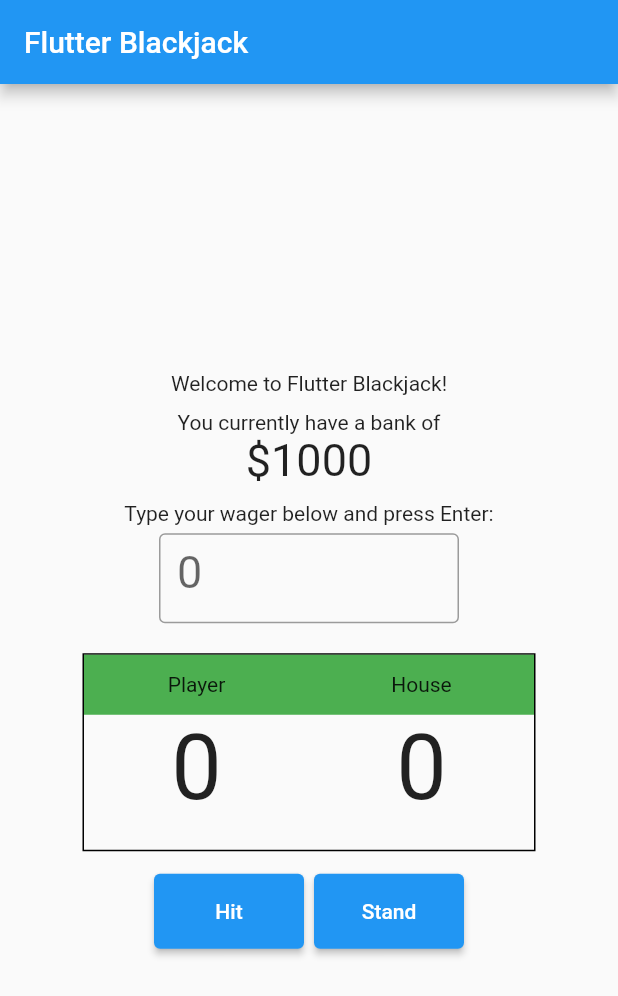
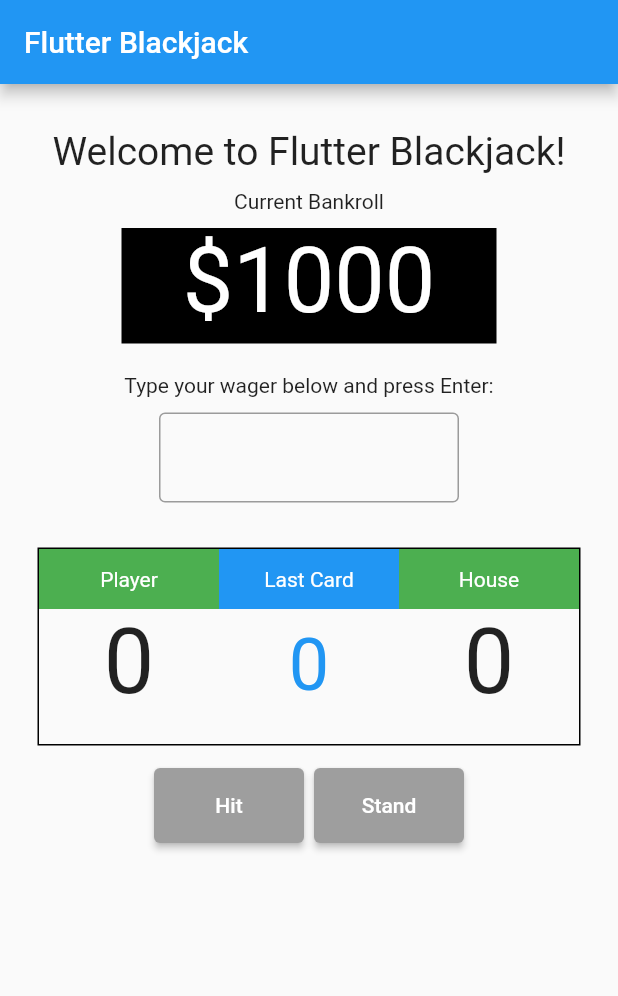
Before and after one commit to ctmobiledev/Flutter-Blackjack, a Flutter app: the screen it shows after launch, on a phone screen of 412 x 824 dp. Shown: the top 996 px of the screen. Run offline on Flutter 3.47's test engine with Material 2 defaults, Android fonts, the light colour scheme and no system bars.

Commit message:
More Complete Game Now - Hit, Stand, More Formatting Done

```diff
--- a/blackjack_flutter/lib/main.dart
+++ b/blackjack_flutter/lib/main.dart
@@ -1,6 +1,7 @@
 // ignore_for_file: prefer_const_constructors, avoid_print, prefer_interpolation_to_compose_strings
 
 import 'dart:math';
+import 'dart:async'; // for timer functions, Credit: https://stackoverflow.com/questions/14946012/how-do-i-run-a-reoccurring-function-in-dart
 
 import 'package:flutter/material.dart';
 
@@ -55,10 +56,23 @@ class MyHomePage extends StatefulWidget {
 class _MyHomePageState extends State<MyHomePage> {
   // "State" is essentially the "universe" of all variables and objects.
 
+  Timer? timer;
+
   int bank = 1000;
   int wager = 0;
   int houseCount = 0;
   int playerCount = 0;
+  int lastCard = 0;
+
+  double statusCellWidth =
+      120.0; // MUST RESTART APP TO SEE CHANGES; ONCE OUTER WIDGET RENDERED, DOES NOT CHANGE DYNAMICALLY
+  double statusTableWidth = 0.0; // couldn't set value here; see the main() call
+
+  bool buttonsDisabled = true; // a little backwards; should be "enabled" IMO
+  var enabledButtonStyle = ElevatedButton.styleFrom(
+      fixedSize: const Size(100, 50), primary: Colors.blue);
+  var disabledButtonStyle = ElevatedButton.styleFrom(
+      fixedSize: const Size(100, 50), primary: Colors.grey);
 
   StringBuffer sbGameState = StringBuffer("wager");
 
@@ -98,6 +112,7 @@ class _MyHomePageState extends State<MyHomePage> {
 
   @override
   Widget build(BuildContext context) {
+    statusTableWidth = (3 * statusCellWidth) + 2.0;
     return Scaffold(
         appBar: AppBar(
           // Here we take the value from the MyHomePage object that was created by
@@ -105,7 +120,8 @@ class _MyHomePageState extends State<MyHomePage> {
           // The parent object has this.
           title: Text(widget.title),
         ),
-      body: Center(
+        body: SingleChildScrollView(
+          child: Center(
             // Center is a layout widget. It takes a single child and positions it
             // in the middle of the parent.
             child: Column(
@@ -127,22 +143,27 @@ class _MyHomePageState extends State<MyHomePage> {
               children: <Widget>[
                 // a list of widgets
                 Container(
+                  margin: const EdgeInsets.only(top: 30.0, bottom: 10.0),
+                  child: const Text('Welcome to Flutter Blackjack!',
+                      style: TextStyle(fontSize: 26.0)),
+                ),
+                Container(
                   margin: const EdgeInsets.only(bottom: 10.0),
                   child: const Text(
-                'Welcome to Flutter Blackjack!',
+                    'Current Bankroll',
                   ),
                 ),
                 Container(
-              margin: const EdgeInsets.only(bottom: 0.0),
-              child: const Text(
-                'You currently have a bank of',
-              ),
-            ),
+                    alignment: Alignment.center,
+                    width: 250,
+                    color: Colors.black,
+                    padding: const EdgeInsets.only(bottom: 7.0),
+                    margin: const EdgeInsets.only(bottom: 10.0),
+                    child: Text('\$$bank',
+                        style: const TextStyle(
+                            fontSize: 60.0, color: Colors.white))),
                 Container(
-                margin: const EdgeInsets.only(bottom: 10.0),
-                child: Text('\$$bank', style: const TextStyle(fontSize: 30.0))),
-            Container(
-              margin: const EdgeInsets.only(bottom: 5.0),
+                  margin: const EdgeInsets.only(top: 10.0, bottom: 10.0),
                   child: const Text(
                     'Type your wager below and press Enter:',
                   ),
@@ -150,8 +171,9 @@ class _MyHomePageState extends State<MyHomePage> {
                 Container(
                   width: 200,
                   height: 60,
-              margin: const EdgeInsets.only(bottom: 10.0),
+                  margin: const EdgeInsets.only(bottom: 20.0),
                   child: TextField(
+                    textAlign: TextAlign.center,
                     controller: txtWager,
                     onSubmitted: (value) {
                       setState(() {
@@ -162,6 +184,11 @@ class _MyHomePageState extends State<MyHomePage> {
                           showMessage("What, no wager?");
                           return;
                         }
+
+                        // unlock buttons
+                        buttonsDisabled = false;
+                        print(">>> buttonsDisabled = " +
+                            buttonsDisabled.toString());
 
                         wager = int.tryParse(value) ?? 0;
                         sbGameState = StringBuffer("deal");
@@ -175,16 +202,16 @@ class _MyHomePageState extends State<MyHomePage> {
                     style: TextStyle(fontSize: 30.0),
                     decoration: InputDecoration(
                       border: OutlineInputBorder(),
-                  hintText: '0',
+                      hintText: "",
                     ),
                   ),
                 ),
                 Container(
                   decoration: BoxDecoration(
-                  border:
-                      Border.all(color: Colors.black)), // ADDS TO HEIGHT, WIDTH
+                      border: Border.all(
+                          color: Colors.black)), // ADDS TO HEIGHT, WIDTH
                   alignment: Alignment.center,
-              width: 302,
+                  width: statusTableWidth,
                   height: 132, // WARNING: COMPILER FLAGS OVERRUNS OF THE PARENT
                   margin: const EdgeInsets.only(top: 10.0, bottom: 5.0),
                   child: Column(children: [
@@ -192,27 +219,53 @@ class _MyHomePageState extends State<MyHomePage> {
                       Container(
                           color: Colors.green,
                           alignment: Alignment.center,
-                      width: 150.0,
+                          width: statusCellWidth,
                           height: 40.0,
-                      child: Text("Player", textAlign: TextAlign.center)),
+                          child: Text(
+                            "Player",
+                            textAlign: TextAlign.center,
+                            style: TextStyle(color: Colors.white),
+                          )),
+                      Container(
+                          color: Colors.blue,
+                          alignment: Alignment.center,
+                          width: statusCellWidth,
+                          height: 40.0,
+                          child: Text(
+                            "Last Card",
+                            textAlign: TextAlign.center,
+                            style: TextStyle(color: Colors.white),
+                          )),
                       Container(
                           color: Colors.green,
                           alignment: Alignment.center,
-                      width: 150.0,
+                          width: statusCellWidth,
                           height: 40.0,
-                      child: Text("House", textAlign: TextAlign.center)),
+                          child: Text(
+                            "House",
+                            textAlign: TextAlign.center,
+                            style: TextStyle(color: Colors.white),
+                          )),
                     ]),
                     Row(children: [
                       Container(
                           alignment: Alignment.center,
-                      width: 150.0,
+                          width: statusCellWidth,
                           height: 70.0,
                           child: Text(playerCount.toString(),
                               textAlign: TextAlign.center,
                               style: const TextStyle(fontSize: 60.0))),
                       Container(
                           alignment: Alignment.center,
-                      width: 150.0,
+                          width: statusCellWidth,
+                          height: 52.0,
+                          child: Text(lastCard.toString(),
+                              textAlign: TextAlign.center,
+                              style: const TextStyle(
+                                  fontSize: 48.0, color: Colors.blue))),
+                      Container(
+                          alignment: Alignment.center,
+                          width: statusCellWidth,
                           height: 70.0,
                           child: Text(houseCount.toString(),
                               textAlign: TextAlign.center,
@@ -220,8 +273,9 @@ class _MyHomePageState extends State<MyHomePage> {
                     ]),
                   ]),
                 ),
+                // https://stackoverflow.com/questions/49351648/how-do-i-disable-a-button-in-flutter
                 Container(
-              margin: const EdgeInsets.only(top: 10.0),
+                  margin: const EdgeInsets.only(top: 10.0, bottom: 30.0),
                   width: 220,
                   alignment: Alignment.center,
                   child: Row(
@@ -229,20 +283,33 @@ class _MyHomePageState extends State<MyHomePage> {
                     crossAxisAlignment: CrossAxisAlignment.center,
                     children: [
                       ElevatedButton(
-                    onPressed: () {
+                        onPressed: buttonsDisabled
+                            ? () {
+                                // nop - change color?
+                              }
+                            : () {
                                 playerHits();
                               },
+                        style: buttonsDisabled
+                            ? disabledButtonStyle
+                            : enabledButtonStyle,
                         child: const Text('Hit'),
-                    style: ElevatedButton.styleFrom(
-                        fixedSize: const Size(100, 50), primary: Colors.blue),
                       ),
                       ElevatedButton(
-                    onPressed: () {
-                      houseHits();
+                        onPressed: buttonsDisabled
+                            ? () {
+                                // lock buttons
+                                buttonsDisabled = true;
+                                print(">>> buttonsDisabled = " +
+                                    buttonsDisabled.toString());
+                              }
+                            : () {
+                                housePlays();
                               },
+                        style: buttonsDisabled
+                            ? disabledButtonStyle
+                            : enabledButtonStyle,
                         child: const Text('Stand'),
-                    style: ElevatedButton.styleFrom(
-                        fixedSize: const Size(100, 50), primary: Colors.blue),
                       ),
                     ],
                   ),
@@ -250,7 +317,7 @@ class _MyHomePageState extends State<MyHomePage> {
               ],
             ),
           ),
-    );
+        ));
   }
 
   // ACTION METHODS
@@ -262,24 +329,22 @@ class _MyHomePageState extends State<MyHomePage> {
       // NOTE: a seed is only needed the first call - was getting pairs of numbers and
       // the time presumably hadn't changed quickly enough
 
-      int card = Random(msNow).nextInt(10) + 1;
+      int card = Random().nextInt(10) + 1;
+      playerCount += card;
+      print(">>> playerCount 1 = " + playerCount.toString());
+
+      card = Random().nextInt(10) + 1;
+      playerCount += card;
+      print(">>> playerCount 2 = " + playerCount.toString());
+
+      card = Random(msNow).nextInt(10) + 1;
       houseCount += card;
       print(">>> houseCount 1 = " + houseCount.toString());
 
-      //msNow = DateTime.now().millisecondsSinceEpoch;
-      card = Random().nextInt(10) + 1;
-      houseCount += card;
-      print(">>> houseCount 2 = " + houseCount.toString());
-
-      //msNow = DateTime.now().millisecondsSinceEpoch;
-      card = Random().nextInt(10) + 1;
-      playerCount += card;
-      print(">>> playerCount 1 = " + playerCount.toString());
-
-      //msNow = DateTime.now().millisecondsSinceEpoch;
-      card = Random().nextInt(10) + 1;
-      playerCount += card;
-      print(">>> playerCount 2 = " + playerCount.toString());
+      // HOUSE gets one card up
+      //card = Random().nextInt(10) + 1;
+      //houseCount += card;
+      //print(">>> houseCount 2 = " + houseCount.toString());
     });
   }
 
@@ -288,6 +353,7 @@ class _MyHomePageState extends State<MyHomePage> {
       var msNow = DateTime.now().millisecondsSinceEpoch;
       int card = Random(msNow).nextInt(10) + 1;
 
+      lastCard = card;
       playerCount += card;
 
       // Determine the outcome
@@ -304,19 +370,30 @@ class _MyHomePageState extends State<MyHomePage> {
     });
   }
 
+  void housePlays() {
+    setState(() {
+      buttonsDisabled = true;
+      timer = Timer.periodic(Duration(milliseconds: 500), (timer) {
+        houseHits();
+      });
+    });
+  }
+
   void houseHits() {
     setState(() {
       var msNow = DateTime.now().millisecondsSinceEpoch;
       int card = Random(msNow).nextInt(10) + 1;
 
       if (houseCount < 17) {
+        lastCard = card;
         houseCount += card;
 
         if (houseCount >= 17) {
           if (houseCount > 21) {
             // automatic win, house busts
+            timer?.cancel();
+            playerWins(1.0); // regular odds, even money
             showMessage("You win! House busts!\nYou now have \$$bank.");
-            playerWins(1.0); // regular odds, even money
           } else {
             compareHands();
           }
@@ -330,6 +407,7 @@ class _MyHomePageState extends State<MyHomePage> {
   }
 
   void compareHands() {
+    timer?.cancel();
     if (houseCount > playerCount) {
       playerLoses();
       showMessage(
@@ -346,6 +424,7 @@ class _MyHomePageState extends State<MyHomePage> {
   }
 
   void showMessage(String msgText) {
+    timer?.cancel();
     showDialog<String>(
       context: context,
       builder: (BuildContext context) => AlertDialog(
@@ -355,13 +434,7 @@ class _MyHomePageState extends State<MyHomePage> {
           TextButton(
             onPressed: () {
               Navigator.pop(context, 'OK');
-              setState(() {
-                playerCount = 0;
-                houseCount = 0;
-
-                wager = 0;
-                txtWager.text = "";
-              });
+              resetGameState();
             },
             child: const Text('OK'),
           ),
@@ -389,4 +462,20 @@ class _MyHomePageState extends State<MyHomePage> {
       sbGameState = StringBuffer("wager");
     });
   }
+
+  void resetGameState() {
+    setState(() {
+      playerCount = 0;
+      houseCount = 0;
+      lastCard = 0;
+
+      wager = 0;
+      txtWager.text = "";
+
+      // re-lock buttons
+      buttonsDisabled = true;
+      print(">>> resetGameState - buttonsDisabled = " +
+          buttonsDisabled.toString());
+    });
   }
+}
```
Lines whose indentation alone changed are shown as unchanged.
